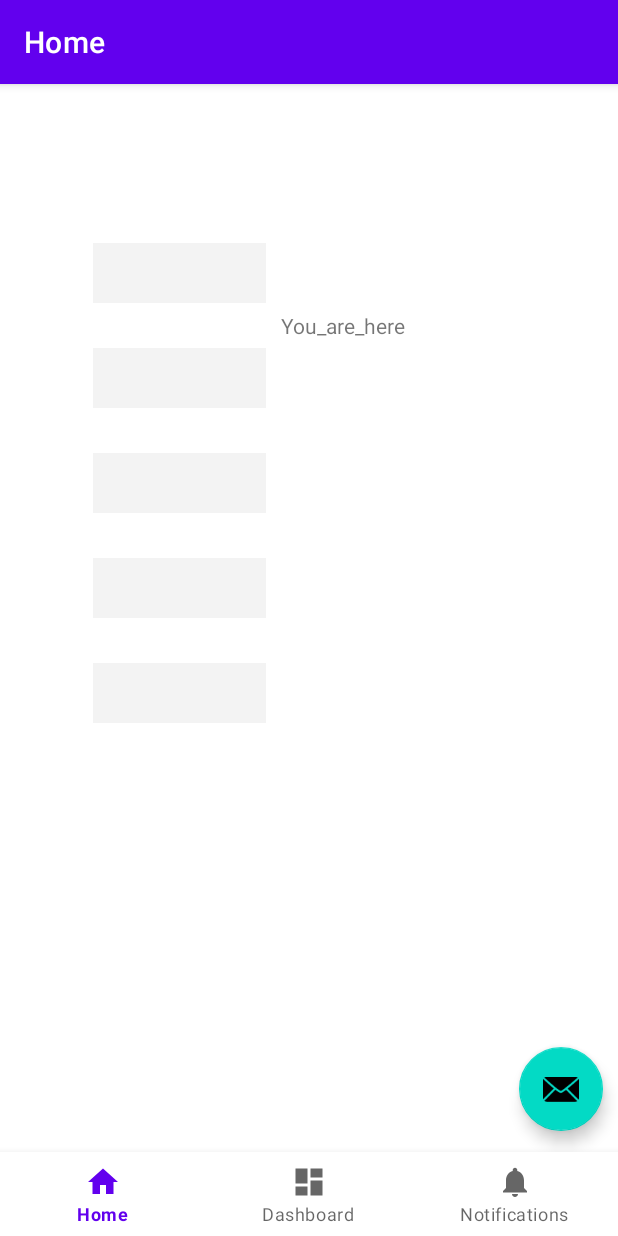
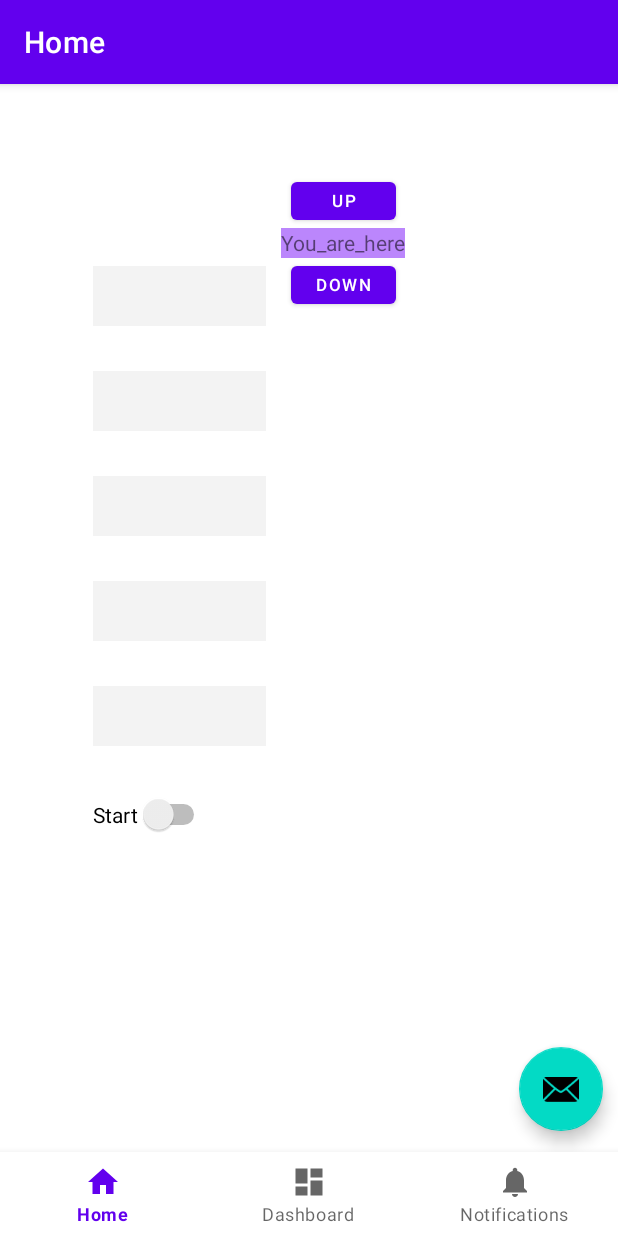
Before and after one commit to JiahangChen/HurrpUpProject, an Android app: the screen it shows after launch (MainActivity), on a phone screen of 412 x 824 dp. Run offline under Robolectric (Android 15) with nearby library versions, the phone set to English and light mode, and no system bars; our stand-ins replace data binding, navigation-ui; libraries missing offline, so code that uses them is left out: androidx.annotation.

Commit message:
create move state feature

```diff
--- a/app/src/main/java/com/ahren/hurryupproject/ui/home/HomeFragment.kt
+++ b/app/src/main/java/com/ahren/hurryupproject/ui/home/HomeFragment.kt
@@ -1,25 +1,28 @@
 package com.ahren.hurryupproject.ui.home
 
 import android.app.Activity.RESULT_OK
+import android.content.ContentValues.TAG
 import android.content.Intent
 import android.os.Bundle
+import android.util.Log
+import android.util.TypedValue
 import android.view.LayoutInflater
 import android.view.View
 import android.view.ViewGroup
-import android.widget.Button
-import android.widget.TextView
 import androidx.activity.result.ActivityResultLauncher
 import androidx.activity.result.contract.ActivityResultContracts
+import androidx.annotation.Dimension.DP
+import androidx.constraintlayout.widget.ConstraintSet
+import androidx.core.view.marginTop
 import androidx.fragment.app.Fragment
 import androidx.fragment.app.activityViewModels
-import androidx.lifecycle.ViewModelProvider
-import com.ahren.hurryupproject.R
 import com.ahren.hurryupproject.databinding.FragmentHomeBinding
 import com.ahren.hurryupproject.ui.addstation.AddStationActivity
 
+
 class HomeFragment : Fragment() {
 
-    private lateinit var register : ActivityResultLauncher<Intent>
+    private lateinit var register: ActivityResultLauncher<Intent>
 
     private val homeViewModel: HomeViewModel by activityViewModels()
     private var _homeViewBinding: FragmentHomeBinding? = null
@@ -28,7 +31,7 @@ class HomeFragment : Fragment() {
     // onDestroyView.
     private val homeViewBinding get() = _homeViewBinding!!
 
-        override fun onCreate(savedInstanceState: Bundle?) {
+    override fun onCreate(savedInstanceState: Bundle?) {
         super.onCreate(savedInstanceState)
     }
 
@@ -39,19 +42,32 @@ class HomeFragment : Fragment() {
     ): View {
         _homeViewBinding = FragmentHomeBinding.inflate(inflater, container, false)
 
-        register = registerForActivityResult(ActivityResultContracts.StartActivityForResult()) { result ->
-            if (result.resultCode == RESULT_OK){
-                homeViewModel.addStation(requireContext(), result.data?.getStringExtra("lineid")!!, result.data?.getStringExtra("stationid")!!)
-                refreshStationList()
+        register =
+            registerForActivityResult(ActivityResultContracts.StartActivityForResult()) { result ->
+                if (result.resultCode == RESULT_OK) {
+                    homeViewModel.addStation(
+                        requireContext(),
+                        result.data?.getStringExtra("lineid")!!,
+                        result.data?.getStringExtra("stationid")!!
+                    )
+                    refreshStationList()
 
+                }
             }
-        }
         refreshStationList()
 
         homeViewBinding.floatingCreateStationButton.setOnClickListener {
 
-            register.launch(Intent(requireContext(),AddStationActivity::class.java))
+            register.launch(Intent(requireContext(), AddStationActivity::class.java))
 
+        }
+
+        homeViewBinding.stationup.setOnClickListener {
+            moveStatePosition(false)
+        }
+
+        homeViewBinding.stationdown.setOnClickListener {
+            moveStatePosition(true)
         }
 
         return homeViewBinding.root
@@ -70,16 +86,41 @@ class HomeFragment : Fragment() {
 
     fun refreshStationList() {
         homeViewModel.getStationList().observe(viewLifecycleOwner) {
-            homeViewBinding.textView.text = it[0]._stationName.get()
-            homeViewBinding.textView2.text = it[1]._stationName.get()
-            homeViewBinding.textView3.text = it[2]._stationName.get()
-            homeViewBinding.textView4.text = it[3]._stationName.get()
-            homeViewBinding.textView5.text = it[4]._stationName.get()
-            homeViewBinding.textView.background = it[0]._backgroundColor.get()
-            homeViewBinding.textView2.background = it[1]._backgroundColor.get()
-            homeViewBinding.textView3.background = it[2]._backgroundColor.get()
-            homeViewBinding.textView4.background = it[3]._backgroundColor.get()
-            homeViewBinding.textView5.background = it[4]._backgroundColor.get()
+            homeViewBinding.StationNum1.text = it[0]._stationName.get()
+            homeViewBinding.StationNum2.text = it[1]._stationName.get()
+            homeViewBinding.StationNum3.text = it[2]._stationName.get()
+            homeViewBinding.StationNum4.text = it[3]._stationName.get()
+            homeViewBinding.StationNum5.text = it[4]._stationName.get()
+            homeViewBinding.StationNum1.background = it[0]._backgroundColor.get()
+            homeViewBinding.StationNum2.background = it[1]._backgroundColor.get()
+            homeViewBinding.StationNum3.background = it[2]._backgroundColor.get()
+            homeViewBinding.StationNum4.background = it[3]._backgroundColor.get()
+            homeViewBinding.StationNum5.background = it[4]._backgroundColor.get()
         }
     }
+
+    fun moveStatePosition(direction: Boolean) {
+        val StateMovingValue by lazy { homeViewBinding.StationNum2.height + homeViewBinding.StationNum2.marginTop }
+
+        val marginTopChangedVale by lazy {
+            if (direction) {
+                homeViewModel.getDownState(StateMovingValue)
+            } else {
+                homeViewModel.getUpState(StateMovingValue)
+            }
+        }
+        val c = ConstraintSet()
+        c.clone(homeViewBinding.homeconstraintlayout)
+        c.connect(
+            homeViewBinding.youarehere.id,
+            ConstraintSet.TOP,
+            ConstraintSet.PARENT_ID,
+            ConstraintSet.TOP,
+            homeViewBinding.youarehere.marginTop + marginTopChangedVale
+        )
+        c.applyTo(homeViewBinding.homeconstraintlayout)
+
+
+    }
+
 }
--- a/app/src/main/java/com/ahren/hurryupproject/ui/home/HomeViewModel.kt
+++ b/app/src/main/java/com/ahren/hurryupproject/ui/home/HomeViewModel.kt
@@ -6,24 +6,26 @@ import android.content.ContentValues.TAG
 import android.content.Context
 import android.graphics.drawable.ColorDrawable
 import android.util.Log
+import android.util.TypedValue
 import androidx.lifecycle.AndroidViewModel
 import androidx.lifecycle.LiveData
 import androidx.lifecycle.MutableLiveData
 import androidx.lifecycle.ViewModel
 import com.ahren.hurryupproject.MyApplication
 import com.ahren.hurryupproject.R
+import com.ahren.hurryupproject.databinding.FragmentHomeBinding
 import com.ahren.hurryupproject.ui.addstation.bean.StationListBindingData
 import com.ahren.hurryupproject.ui.addstation.bean.StationListDataClass
 import com.ahren.hurryupproject.ui.addstation.datareader.StationDataReader
 
-class HomeViewModel : ViewModel( ){
+class HomeViewModel(application : Application) : AndroidViewModel(application) {
 
     @SuppressLint("ResourceAsColor")
     private var emptyStationData = StationListBindingData("","","",0.00,0.00, ColorDrawable(0x3ccccccc), true)
     val _stationlist by lazy {
         MutableLiveData(arrayListOf(emptyStationData, emptyStationData, emptyStationData, emptyStationData, emptyStationData))
     }
-
+    private var stateButtonPosition: Int = 0
     fun addStation(context: Context, lineid:String, stationid: String) {
         for ( i in 0 until _stationlist.value!!.size) {
             if (_stationlist.value!![i].isEmpty){
@@ -46,4 +48,29 @@ class HomeViewModel : ViewModel( ){
         return _stationlist
     }
 
+    fun getUpState(dpValue: Int): Int {
+        if (stateButtonPosition > 0) {
+            if (!_stationlist.value!![stateButtonPosition - 1].isEmpty) {
+                stateButtonPosition--
+                return - dpValue
+            }
+        }
+        return 0
+    }
+
+    fun getDownState(dpValue: Int): Int {
+        if (stateButtonPosition < 5) {
+            if (!_stationlist.value!![stateButtonPosition].isEmpty) {
+                stateButtonPosition++
+                return dpValue
+            }
+        }
+        return 0
+
+    }
+
+
+    fun convDpToInt(dpValue: Int): Int {
+        return TypedValue.applyDimension(TypedValue.COMPLEX_UNIT_DIP, dpValue.toFloat(), getApplication<Application>().resources.displayMetrics).toInt()
+    }
 }
--- a/app/src/main/res/layout/fragment_home.xml
+++ b/app/src/main/res/layout/fragment_home.xml
@@ -1,74 +1,67 @@
 <?xml version="1.0" encoding="utf-8"?>
 
-<layout xmlns:android="http://schemas.android.com/apk/res/android"
+<androidx.constraintlayout.widget.ConstraintLayout xmlns:android="http://schemas.android.com/apk/res/android"
+    android:id="@+id/homeconstraintlayout"
     xmlns:app="http://schemas.android.com/apk/res-auto"
-    xmlns:tools="http://schemas.android.com/tools">
-
-    <data>
-        <variable
-            name="HomeData"
-            type="com.ahren.hurryupproject.ui.home.HomeViewModel" />
-    </data>
-
-    <androidx.constraintlayout.widget.ConstraintLayout
+    xmlns:tools="http://schemas.android.com/tools"
     android:layout_width="match_parent"
     android:layout_height="match_parent"
     tools:context=".ui.home.HomeFragment">
 
     <TextView
-            android:id="@+id/textView2"
+        android:id="@+id/StationNum2"
         android:layout_width="115dp"
         android:layout_height="40dp"
         android:layout_marginTop="30dp"
+        android:background="@color/white"
         android:gravity="center"
-            android:text="@{HomeData.getStation(2)._stationName}"
-            android:background="@color/white"
+        android:text=""
         app:layout_constraintStart_toStartOf="@+id/guideline2"
-            app:layout_constraintTop_toBottomOf="@+id/textView" />
+        app:layout_constraintTop_toBottomOf="@+id/StationNum1" />
 
     <TextView
-            android:id="@+id/textView4"
+        android:id="@+id/StationNum4"
         android:layout_width="115dp"
         android:layout_height="40dp"
         android:layout_marginTop="30dp"
+        android:background="@color/white"
         android:gravity="center"
-            android:background="@color/white"
-            android:text="@{HomeData.getStation(4)._stationName}"
+        android:text=""
         app:layout_constraintStart_toStartOf="@+id/guideline2"
-            app:layout_constraintTop_toBottomOf="@+id/textView3" />
+        app:layout_constraintTop_toBottomOf="@+id/StationNum3" />
 
     <TextView
-            android:id="@+id/textView"
+        android:id="@+id/StationNum1"
         android:layout_width="115dp"
         android:layout_height="40dp"
-            android:layout_marginTop="50dp"
+        android:layout_marginTop="65dp"
+        android:background="@color/white"
         android:gravity="center"
-            android:background="@color/white"
-            android:text="@{HomeData.getStation(1)._stationName}"
+        android:text=""
         app:layout_constraintStart_toStartOf="@+id/guideline2"
         app:layout_constraintTop_toTopOf="parent" />
 
     <TextView
-            android:id="@+id/textView5"
+        android:id="@+id/StationNum5"
         android:layout_width="115dp"
         android:layout_height="40dp"
         android:layout_marginTop="30dp"
+        android:background="@color/white"
         android:gravity="center"
-            android:background="@color/white"
-            android:text="@{HomeData.getStation(5)._stationName}"
+        android:text=""
         app:layout_constraintStart_toStartOf="@+id/guideline2"
-            app:layout_constraintTop_toBottomOf="@+id/textView4" />
+        app:layout_constraintTop_toBottomOf="@+id/StationNum4" />
 
     <TextView
-            android:id="@+id/textView3"
+        android:id="@+id/StationNum3"
         android:layout_width="115dp"
         android:layout_height="40dp"
         android:layout_marginTop="30dp"
+        android:background="@color/white"
         android:gravity="center"
-            android:background="@color/white"
-            android:text="@{HomeData.getStation(3)._stationName}"
+        android:text=""
         app:layout_constraintStart_toStartOf="@+id/guideline2"
-            app:layout_constraintTop_toBottomOf="@+id/textView2" />
+        app:layout_constraintTop_toBottomOf="@+id/StationNum2" />
 
     <androidx.constraintlayout.widget.Guideline
         android:id="@+id/guideline2"
@@ -78,16 +71,17 @@
         android:orientation="vertical"
         app:layout_constraintGuide_percent="0.15" />
 
+
     <TextView
         android:id="@+id/youarehere"
         android:layout_width="wrap_content"
         android:layout_height="20dp"
         android:layout_marginStart="10dp"
-            android:layout_marginTop="5dp"
+        android:layout_marginTop="40dp"
+        android:background="@color/purple_200"
         android:text="You_are_here"
-            app:layout_constraintStart_toEndOf="@+id/textView"
-            app:layout_constraintTop_toBottomOf="@+id/textView" />
-
+        app:layout_constraintStart_toEndOf="@+id/StationNum1"
+        app:layout_constraintTop_toTopOf="parent" />
 
     <com.google.android.material.floatingactionbutton.FloatingActionButton
         android:id="@+id/floatingCreateStationButton"
@@ -100,5 +94,40 @@
         app:layout_constraintEnd_toEndOf="parent"
         app:srcCompat="@android:drawable/ic_dialog_email" />
 
+    <Button
+        android:id="@+id/stationup"
+        android:layout_width="70dp"
+        android:layout_height="25dp"
+        android:layout_marginBottom="5dp"
+        android:insetTop="0dp"
+        android:insetBottom="0dp"
+        android:text="Up"
+        android:textSize="11sp"
+        app:layout_constraintBottom_toTopOf="@+id/youarehere"
+        app:layout_constraintEnd_toEndOf="@+id/youarehere"
+        app:layout_constraintStart_toStartOf="@+id/youarehere" />
+
+    <Button
+        android:id="@+id/stationdown"
+        android:layout_width="70dp"
+        android:layout_height="25dp"
+        android:layout_marginTop="5dp"
+        android:insetTop="0dp"
+        android:insetBottom="0dp"
+        android:text="Down"
+        android:textSize="11sp"
+        app:layout_constraintEnd_toEndOf="@+id/youarehere"
+        app:layout_constraintStart_toStartOf="@+id/youarehere"
+        app:layout_constraintTop_toBottomOf="@+id/youarehere" />
+
+    <Switch
+        android:id="@+id/startapp"
+        android:layout_width="wrap_content"
+        android:layout_height="wrap_content"
+        android:layout_marginTop="32dp"
+        android:text="Start"
+        app:layout_constraintStart_toStartOf="@+id/guideline2"
+        app:layout_constraintTop_toBottomOf="@+id/StationNum5"
+        tools:ignore="UseSwitchCompatOrMaterialXml" />
+
 </androidx.constraintlayout.widget.ConstraintLayout>
-</layout>
```
Lines whose indentation alone changed are shown as unchanged.
